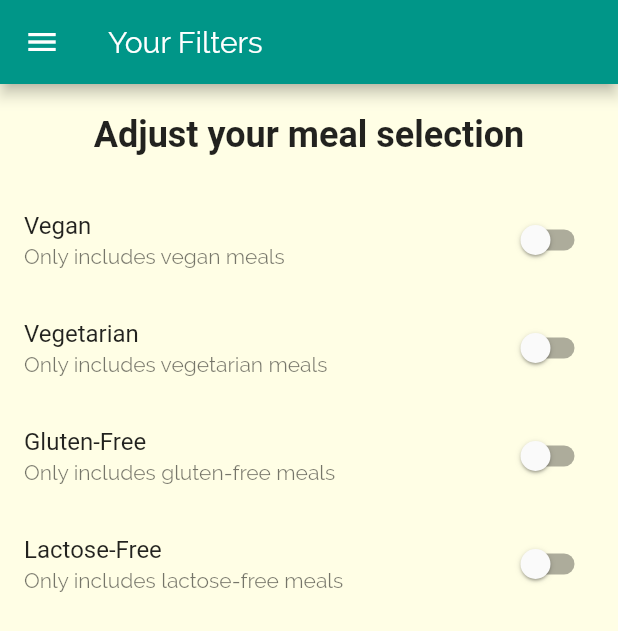
After one commit to enesasana/MealsApp, a Flutter app: the FiltersScreen screen opened by its route, on a phone screen of 412 x 824 dp. The commit adds this screen. Shown: the top 631 px of the screen. Run offline on Flutter 3.47's test engine with Material 2 defaults, Android fonts, the phone set to English and light mode, and no system bars; Roboto replaces fonts that are missing (Roboto-Condensed).

Commit message:
Filter Screen created.

```diff
--- a/lib/main.dart
+++ b/lib/main.dart
@@ -1,7 +1,8 @@
 import 'package:flutter/material.dart';
-import 'package:mealsapp/screens/categories_%20screen.dart';
 import 'package:mealsapp/screens/catregory_meals_screen.dart';
+import 'package:mealsapp/screens/filters_screen.dart';
 import 'package:mealsapp/screens/meal_detail_screen.dart';
+import 'package:mealsapp/screens/tabs_screen.dart';
 
 void main() => runApp(MyApp());
 
@@ -31,9 +32,10 @@ class MyApp extends StatelessWidget {
       //home: CategoriesScreen(), // alternatif olarak route şeklinde de eklenebilir
       initialRoute: '/',  // default is '/'
       routes: {
-        '/': (ctx) => CategoriesScreen(),
+        '/': (ctx) => TabsScreen(),
         CategoryMealsScreen.routeName: (ctx) => CategoryMealsScreen(),
         MealDetailScreen.routeName: (ctx) => MealDetailScreen(),
+        FiltersScreen.routeName: (ctx) => FiltersScreen(),
       },
     );
   }
--- /dev/null
+++ b/lib/screens/filters_screen.dart
@@ -0,0 +1,71 @@
+import 'package:flutter/material.dart';
+import 'package:mealsapp/widgets/main_drawer.dart';
+
+class FiltersScreen extends StatefulWidget {
+  static const routeName = '/filters';
+
+  @override
+  _FiltersScreenState createState() => _FiltersScreenState();
+}
+
+class _FiltersScreenState extends State<FiltersScreen> {
+  bool _vegan = false;
+  bool _vegetarian = false;
+  bool _glutenFree = false;
+  bool _lactoseFree = false;
+
+  Widget _buildSwitchListTile(bool currentType, String title, String subtitle, Function updateValue) {
+    return SwitchListTile(
+      title: Text(title),
+      value: currentType,
+      subtitle: Text(subtitle),
+      onChanged: updateValue,
+    );
+  }
+
+  @override
+  Widget build(BuildContext context) {
+    return Scaffold(
+        appBar: AppBar(
+          title: Text('Your Filters'),
+        ),
+        drawer: MainDrawer(),
+        body: Column(
+          children: <Widget>[
+            Container(
+              padding: EdgeInsets.all(20),
+              child: Text(
+                'Adjust your meal selection',
+                style: Theme.of(context).textTheme.title,
+              ),
+            ),
+            Expanded(
+              child: ListView(
+                children: <Widget>[
+                  _buildSwitchListTile(_vegan, 'Vegan', 'Only includes vegan meals', (newValue) {
+                    setState(() {
+                      _vegan = newValue;
+                    });
+                  }),
+                  _buildSwitchListTile(_vegetarian, 'Vegetarian', 'Only includes vegetarian meals', (newValue) {
+                    setState(() {
+                      _vegetarian = newValue;
+                    });
+                  }),
+                  _buildSwitchListTile(_glutenFree, 'Gluten-Free', 'Only includes gluten-free meals', (newValue) {
+                    setState(() {
+                      _glutenFree = newValue;
+                    });
+                  },),
+                  _buildSwitchListTile(_lactoseFree, 'Lactose-Free', 'Only includes lactose-free meals', (newValue) {
+                    setState(() {
+                      _lactoseFree = newValue;
+                    });
+                  }),
+                ],
+              ),
+            ),
+          ],
+        ));
+  }
+}
```
